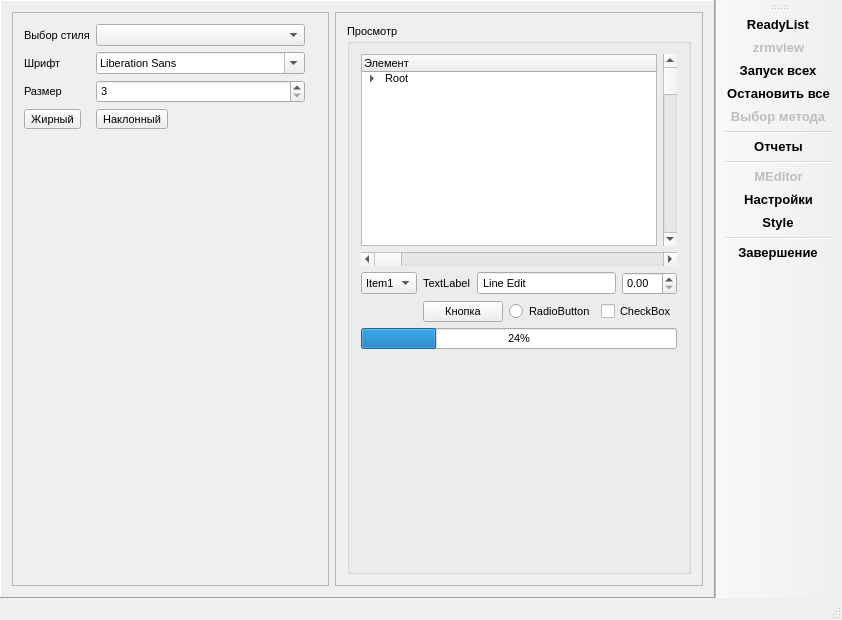
Old version of the form mainwindow.ui in the repository dostapazov/powermon.
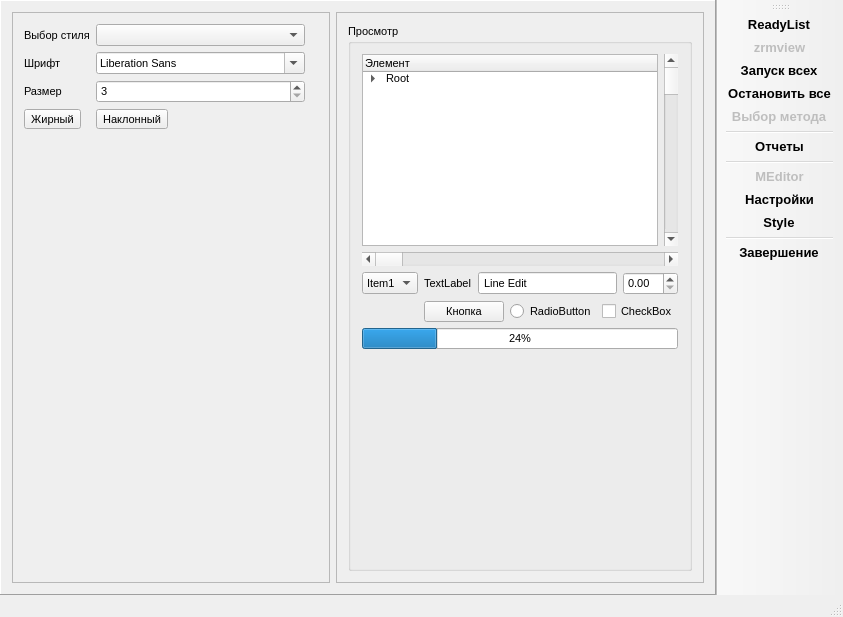
New version of the form. Icons and pictures are not drawn. Custom widgets are drawn as their Qt base class.

Commit message: main window shrink

```diff
--- a/mainwindow.ui
+++ b/mainwindow.ui
@@ -6,8 +6,8 @@
    <rect>
     <x>0</x>
     <y>0</y>
-    <width>842</width>
-    <height>620</height>
+    <width>843</width>
+    <height>617</height>
    </rect>
   </property>
   <property name="sizePolicy">
```
Left out of the diff: 4 changed lines with no effect on the pictures.
